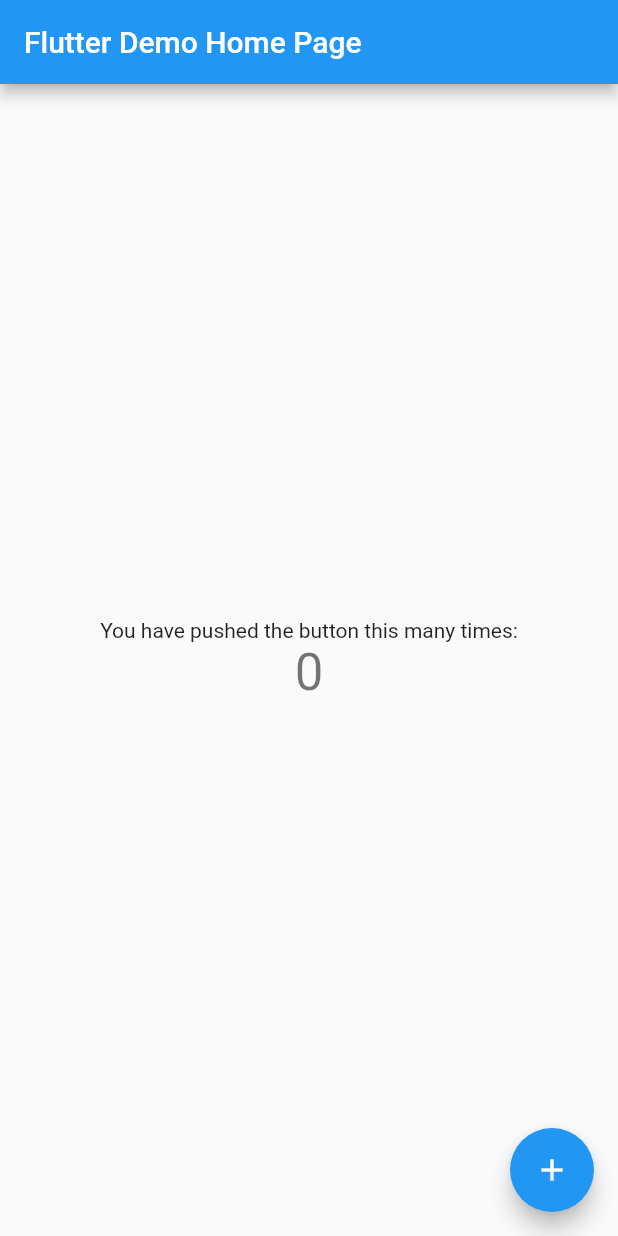
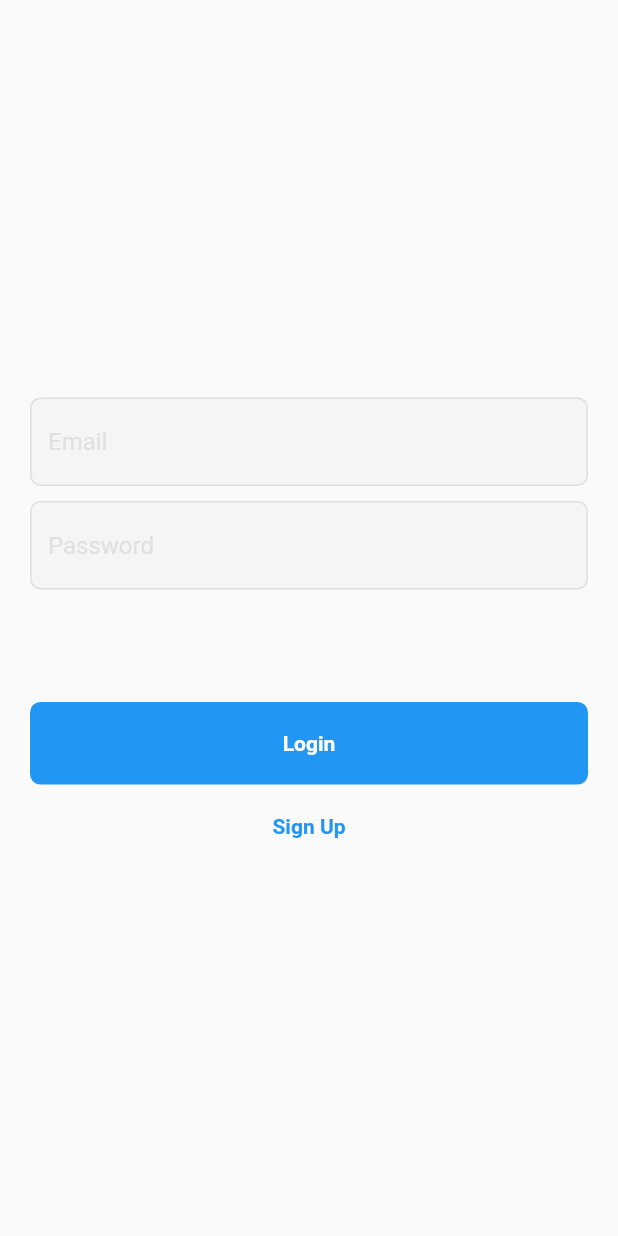
Before and after one commit to boxofsquares/bikecouch, a Flutter app: the screen it shows after launch, on a phone screen of 412 x 824 dp. Run offline on Flutter 3.47's test engine with Material 2 defaults, Android fonts, the phone set to English and light mode, and no system bars.

```diff
--- a/lib/main.dart
+++ b/lib/main.dart
@@ -1,109 +1,27 @@
 import 'package:flutter/material.dart';
+
+import 'package:bikecouch/pages/login_page.dart';
+import 'package:bikecouch/pages/register_page.dart';
 
 void main() => runApp(new MyApp());
 
 class MyApp extends StatelessWidget {
-  // This widget is the root of your application.
+
+  final routes = <String, WidgetBuilder> {
+    RegisterPage.tag: (context) => RegisterPage(),
+  };
+
   @override
   Widget build(BuildContext context) {
-    return new MaterialApp(
-      title: 'Flutter Demo',
-      theme: new ThemeData(
-        // This is the theme of your application.
-        //
-        // Try running your application with "flutter run". You'll see the
-        // application has a blue toolbar. Then, without quitting the app, try
-        // changing the primarySwatch below to Colors.green and then invoke
-        // "hot reload" (press "r" in the console where you ran "flutter run",
-        // or press Run > Flutter Hot Reload in IntelliJ). Notice that the
-        // counter didn't reset back to zero; the application is not restarted.
-        primarySwatch: Colors.blue,
+    return MaterialApp(
+      debugShowCheckedModeBanner: false,
+      title: 'bikecouch',
+      theme: ThemeData(
+        primaryColor: Colors.blue,
+        hintColor: Colors.grey[300],
       ),
-      home: new MyHomePage(title: 'Flutter Demo Home Page'),
+      home: new LoginPage(),
+      routes: routes,
     );
   }
 }
-
-class MyHomePage extends StatefulWidget {
-  MyHomePage({Key key, this.title}) : super(key: key);
-
-  // This widget is the home page of your application. It is stateful, meaning
-  // that it has a State object (defined below) that contains fields that affect
-  // how it looks.
-
-  // This class is the configuration for the state. It holds the values (in this
-  // case the title) provided by the parent (in this case the App widget) and
-  // used by the build method of the State. Fields in a Widget subclass are
-  // always marked "final".
-
-  final String title;
-
-  @override
-  _MyHomePageState createState() => new _MyHomePageState();
-}
-
-class _MyHomePageState extends State<MyHomePage> {
-  int _counter = 0;
-
-  void _incrementCounter() {
-    setState(() {
-      // This call to setState tells the Flutter framework that something has
-      // changed in this State, which causes it to rerun the build method below
-      // so that the display can reflect the updated values. If we changed
-      // _counter without calling setState(), then the build method would not be
-      // called again, and so nothing would appear to happen.
-      _counter++;
-    });
-  }
-
-  @override
-  Widget build(BuildContext context) {
-    // This method is rerun every time setState is called, for instance as done
-    // by the _incrementCounter method above.
-    //
-    // The Flutter framework has been optimized to make rerunning build methods
-    // fast, so that you can just rebuild anything that needs updating rather
-    // than having to individually change instances of widgets.
-    return new Scaffold(
-      appBar: new AppBar(
-        // Here we take the value from the MyHomePage object that was created by
-        // the App.build method, and use it to set our appbar title.
-        title: new Text(widget.title),
-      ),
-      body: new Center(
-        // Center is a layout widget. It takes a single child and positions it
-        // in the middle of the parent.
-        child: new Column(
-          // Column is also layout widget. It takes a list of children and
-          // arranges them vertically. By default, it sizes itself to fit its
-          // children horizontally, and tries to be as tall as its parent.
-          //
-          // Invoke "debug paint" (press "p" in the console where you ran
-          // "flutter run", or select "Toggle Debug Paint" from the Flutter tool
-          // window in IntelliJ) to see the wireframe for each widget.
-          //
-          // Column has various properties to control how it sizes itself and
-          // how it positions its children. Here we use mainAxisAlignment to
-          // center the children vertically; the main axis here is the vertical
-          // axis because Columns are vertical (the cross axis would be
-          // horizontal).
-          mainAxisAlignment: MainAxisAlignment.center,
-          children: <Widget>[
-            new Text(
-              'You have pushed the button this many times:',
-            ),
-            new Text(
-              '$_counter',
-              style: Theme.of(context).textTheme.display1,
-            ),
-          ],
-        ),
-      ),
-      floatingActionButton: new FloatingActionButton(
-        onPressed: _incrementCounter,
-        tooltip: 'Increment',
-        child: new Icon(Icons.add),
-      ), // This trailing comma makes auto-formatting nicer for build methods.
-    );
-  }
-}
--- /dev/null
+++ b/lib/pages/login_page.dart
@@ -0,0 +1,92 @@
+import 'package:flutter/material.dart';
+import 'package:bikecouch/pages/register_page.dart';
+
+class LoginPage extends StatefulWidget {
+  @override
+  _LoginPageState createState() => new _LoginPageState();
+}
+
+class _LoginPageState extends State<LoginPage> {
+  @override
+  Widget build(BuildContext context) {
+
+    final email = TextFormField(
+      autocorrect: false,
+      keyboardType: TextInputType.emailAddress,
+      decoration: InputDecoration(
+        hintText: 'Email',
+        filled: true,
+        fillColor: Colors.grey[100],
+        border: OutlineInputBorder(
+          borderRadius: BorderRadius.circular(7.0)
+        )
+      )
+    );
+
+    final password = TextFormField(
+      autocorrect: false,
+      obscureText: true,
+      decoration: InputDecoration(
+        hintText: 'Password',
+        filled: true,
+        fillColor: Colors.grey[100],
+        border: OutlineInputBorder(
+          borderRadius: BorderRadius.circular(7.0)
+        )
+      )
+    );
+
+    final submit = GestureDetector(
+      onTap: (){print('login');},
+      child: Container(
+        height: 55.0,
+        decoration: BoxDecoration(
+          color: Theme.of(context).primaryColor,
+          borderRadius: BorderRadius.circular(7.0)
+        ),
+        child: Center (
+          child: Text(
+            'Login',
+            style: TextStyle(
+              fontWeight: FontWeight.bold,
+              color: Colors.white,
+            )
+          )
+        ),
+      ),
+    );
+
+    final signup = Center(
+      child: GestureDetector(
+        onTap: (){
+          Navigator.of(context).pushNamed(RegisterPage.tag);
+        },
+        child: Text(
+          'Sign Up',
+          style: TextStyle(
+            fontWeight: FontWeight.bold,
+            color: Theme.of(context).primaryColor,
+          ),
+        )
+      )
+    );
+
+    return Scaffold(
+      body: Center(
+        child: ListView(
+          shrinkWrap: true,
+          padding: EdgeInsets.only(left: 20.0, right: 20.0),
+          children: <Widget>[
+            email,
+            SizedBox(height: 10.0),
+            password,
+            SizedBox(height: 75.0),
+            submit,
+            SizedBox(height: 20.0),
+            signup,
+          ]
+        )
+      )
+    );
+  }
+}
```
Also changed, not shown: lib/pages/register_page.dart (added, +76 -0 lines), 2 other files.
